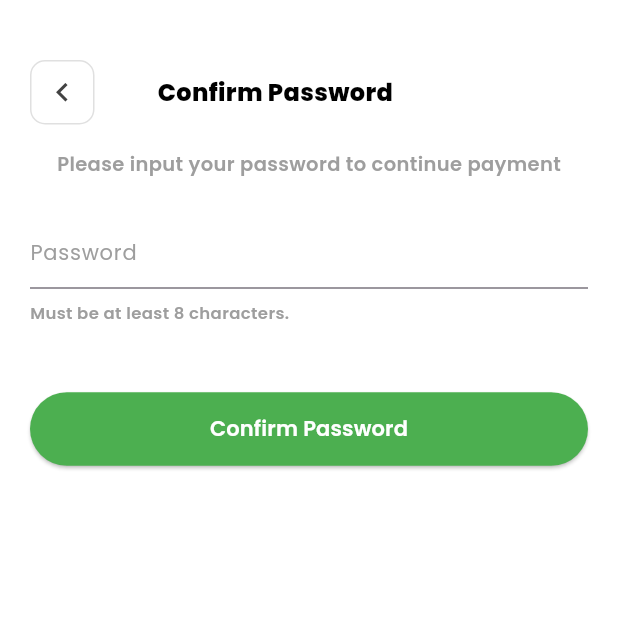
After one commit to VandanKambodi/Crednix, a Flutter app: the ConfirmPasswordPage screen opened directly, on a phone screen of 412 x 824 dp, the top half of it. The commit adds this screen. Run offline on Flutter 3.47's test engine with Material 3 defaults, Android fonts, the phone set to English and light mode, and no system bars; our stand-ins replace fl_chart, font_awesome_flutter; missing offline and left inert: qr_code_scanner_plus.

Commit message:
Confirm Password
Design Password Page and edit Paths of pages

```diff
--- a/lib/Chart/chartPage.dart
+++ b/lib/Chart/chartPage.dart
@@ -2,6 +2,7 @@ import 'package:crednix/Chart/monthlyPage.dart';
 import 'package:crednix/Home/homePage.dart';
 import 'package:crednix/Notifications/payNotification.dart';
 import 'package:crednix/Profile/profilePage.dart';
+import 'package:crednix/Scan/scanQR_page.dart';
 import 'package:crednix/Settings/settingPage.dart';
 import 'package:flutter/cupertino.dart';
 import 'package:flutter/material.dart';
@@ -483,7 +484,7 @@ class _chartPageState extends State<chartPage> {
                     ),
                   ),
                   subtitle: Text(
-                    "Dec 2, 2020  •  3:09 PM",
+                    "May 2, 2025  •  3:09 PM",
 
                     style: TextStyle(
                       color: Colors.grey.shade600,
@@ -527,7 +528,7 @@ class _chartPageState extends State<chartPage> {
                     ),
                   ),
                   subtitle: Text(
-                    "Dec 11, 2020  •  10:49 AM",
+                    "May 11, 2025  •  10:49 AM",
 
                     style: TextStyle(
                       color: Colors.grey.shade600,
@@ -553,7 +554,12 @@ class _chartPageState extends State<chartPage> {
       ),
 
       floatingActionButton: FloatingActionButton(
-        onPressed: () {},
+        onPressed: () {
+          Navigator.push(
+            context,
+            MaterialPageRoute(builder: (context) => ScanQRPage()),
+          );
+        },
         backgroundColor: Color(0xFFFFA726),
         shape: CircleBorder(),
         foregroundColor: Colors.orange,
--- a/lib/Chart/monthlyPage.dart
+++ b/lib/Chart/monthlyPage.dart
@@ -2,6 +2,7 @@ import 'package:crednix/Chart/chartPage.dart';
 import 'package:crednix/Home/homePage.dart';
 import 'package:crednix/Notifications/payNotification.dart';
 import 'package:crednix/Profile/profilePage.dart';
+import 'package:crednix/Scan/scanQR_page.dart';
 import 'package:crednix/Settings/settingPage.dart';
 import 'package:flutter/cupertino.dart';
 import 'package:flutter/material.dart';
@@ -236,7 +237,7 @@ class _monthlyPageState extends State<monthlyPage> {
                           ),
                           SizedBox(height: 4),
                           Text(
-                            "Nov 1, 2020 – Nov 30, 2020",
+                            "April 1, 2025 – April 30, 2025",
                             style: TextStyle(
                               fontSize: 12,
                               color: Colors.grey.shade600,
@@ -405,7 +406,7 @@ class _monthlyPageState extends State<monthlyPage> {
                     ),
                   ),
                   subtitle: Text(
-                    "Dec 2, 2020  •  3:09 PM",
+                    "May 2, 2025  •  3:09 PM",
 
                     style: TextStyle(
                       color: Colors.grey.shade600,
@@ -449,7 +450,7 @@ class _monthlyPageState extends State<monthlyPage> {
                     ),
                   ),
                   subtitle: Text(
-                    "Dec 11, 2020  •  10:49 AM",
+                    "May 11, 2025  •  10:49 AM",
 
                     style: TextStyle(
                       color: Colors.grey.shade600,
@@ -475,7 +476,12 @@ class _monthlyPageState extends State<monthlyPage> {
       ),
 
       floatingActionButton: FloatingActionButton(
-        onPressed: () {},
+        onPressed: () {
+          Navigator.push(
+            context,
+            MaterialPageRoute(builder: (context) => ScanQRPage()),
+          );
+        },
         backgroundColor: Color(0xFFFFA726),
         shape: CircleBorder(),
         foregroundColor: Colors.orange,
--- /dev/null
+++ b/lib/Scan/confirmPassword_Page.dart
@@ -0,0 +1,166 @@
+import 'package:crednix/Home/homePage.dart';
+import 'package:crednix/Scan/summaryPage.dart';
+import 'package:flutter/material.dart';
+import 'paymentSuccess_page.dart';
+
+class ConfirmPasswordPage extends StatelessWidget {
+  const ConfirmPasswordPage({super.key});
+
+  @override
+  Widget build(BuildContext context) {
+    final TextEditingController controller = TextEditingController();
+
+    return Scaffold(
+      appBar: PreferredSize(
+        preferredSize: Size.fromHeight(80.0),
+        child: AppBar(
+          automaticallyImplyLeading: false,
+          backgroundColor:
+              Colors
+                  .transparent, // Make AppBar transparent to show your custom background
+          elevation: 0,
+          flexibleSpace: Container(
+            color: Colors.white,
+            child: Column(
+              children: [
+                Container(
+                  child: Padding(
+                    padding: const EdgeInsets.only(
+                      left: 20.0,
+                      right: 20.0,
+                      top: 40.0,
+                      bottom: 10.0,
+                    ),
+                    child: Row(
+                      mainAxisAlignment: MainAxisAlignment.start,
+                      children: [
+                        GestureDetector(
+                          onTap: () {
+                            Navigator.push(
+                              context,
+                              MaterialPageRoute(
+                                builder: (context) => SummaryPage(),
+                              ),
+                            );
+                          },
+                          child: Container(
+                            decoration: BoxDecoration(
+                              borderRadius: BorderRadius.circular(10),
+                              border: Border.all(
+                                color: Colors.grey.shade300,
+                                width: 1,
+                              ),
+                            ),
+                            child: Padding(
+                              padding: const EdgeInsets.all(8.0),
+                              child: Icon(
+                                Icons.chevron_left,
+                                size: 25,
+                                color: Colors.grey.shade800,
+                              ),
+                            ),
+                          ),
+                        ),
+                        SizedBox(width: 42),
+                        Row(
+                          mainAxisAlignment: MainAxisAlignment.spaceEvenly,
+                          children: [
+                            Text(
+                              "Confirm Password",
+                              style: TextStyle(
+                                fontSize: 16,
+                                fontFamily: 'title',
+                                color: Colors.black,
+                              ),
+                            ),
+                          ],
+                        ),
+                      ],
+                    ),
+                  ),
+                ),
+              ],
+            ),
+          ),
+        ),
+      ),
+      backgroundColor: Colors.white,
+
+      body: Padding(
+        padding: const EdgeInsets.all(20),
+        child: Column(
+          children: [
+            Text(
+              "Please input your password to continue payment",
+              style: TextStyle(
+                fontSize: 13,
+                fontFamily: 'pageHead',
+                color: Colors.grey,
+              ),
+            ),
+            const SizedBox(height: 25),
+            TextField(
+              style: TextStyle(
+                color: Colors.black,
+                fontFamily: 'description',
+                fontSize: 12,
+              ),
+              controller: controller,
+              obscureText: true,
+              decoration: InputDecoration(
+                labelText: 'Password',
+                labelStyle: const TextStyle(
+                  fontSize: 14,
+                  fontFamily: 'description',
+                  color: Colors.grey,
+                ),
+              ),
+
+              cursorColor: Colors.green,
+            ),
+            SizedBox(height: 8),
+            Align(
+              alignment: Alignment.centerLeft,
+              child: Text(
+                "Must be at least 8 characters.",
+                style: TextStyle(
+                  fontSize: 11,
+                  fontFamily: 'pageHead',
+                  color: Colors.grey,
+                ),
+              ),
+            ),
+            const SizedBox(height: 45),
+            SizedBox(
+              width: double.infinity,
+              child: ElevatedButton(
+                onPressed: () {
+                  Navigator.pushAndRemoveUntil(
+                    context,
+                    MaterialPageRoute(
+                      builder: (_) => const PaymentSuccessPage(),
+                    ),
+                    (route) => false,
+                  );
+                },
+                child: const Text(
+                  "Confirm Password",
+                  style: TextStyle(
+                    fontSize: 14,
+                    fontFamily: 'pageHead',
+                    color: Colors.white,
+                    height: 3.5,
+                  ),
+                ),
+                style: ElevatedButton.styleFrom(
+                  backgroundColor: Colors.green,
+                  foregroundColor: Colors.green,
+                ),
+              ),
+            ),
+          ],
+        ),
+      ),
+    );
+  }
+}
--- a/lib/Scan/summaryPage.dart
+++ b/lib/Scan/summaryPage.dart
@@ -1,4 +1,5 @@
 import 'package:crednix/Home/homePage.dart';
+import 'package:crednix/Scan/scanQR_page.dart';
 import 'package:crednix/Settings/settingPage.dart';
 import 'package:flutter/material.dart';
 import 'confirmPassword_Page.dart';
@@ -37,7 +38,7 @@ class SummaryPage extends StatelessWidget {
                             Navigator.push(
                               context,
                               MaterialPageRoute(
-                                builder: (context) => homePage(),
+                                builder: (context) => ScanQRPage(),
                               ),
                             );
                           },
```
